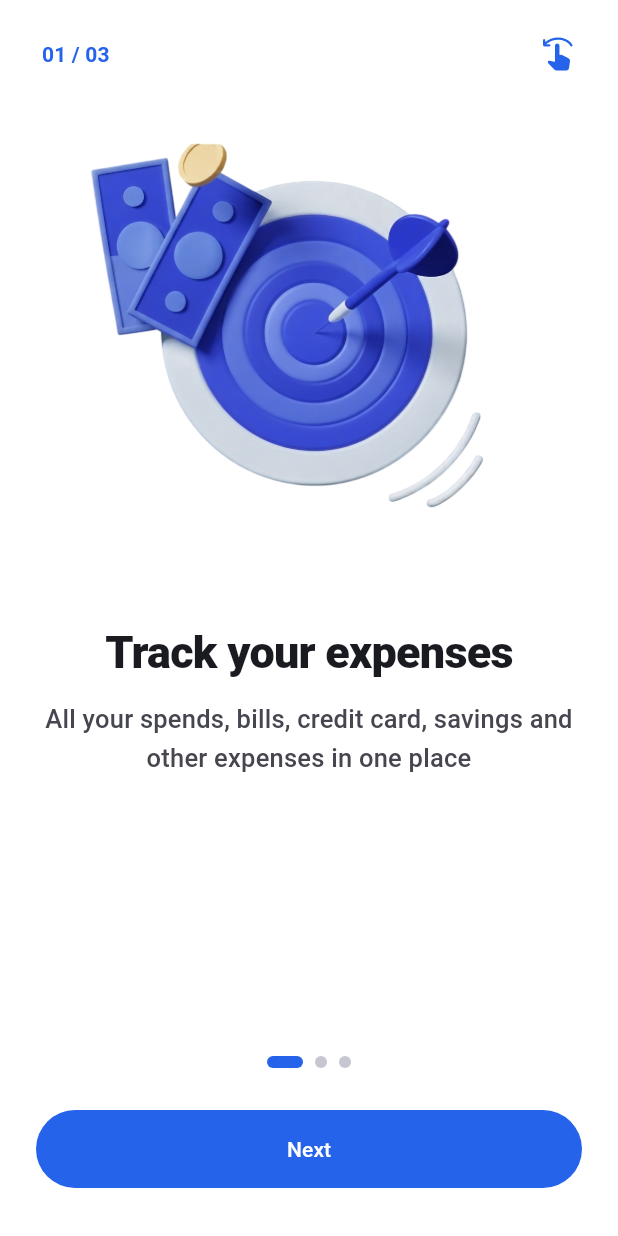
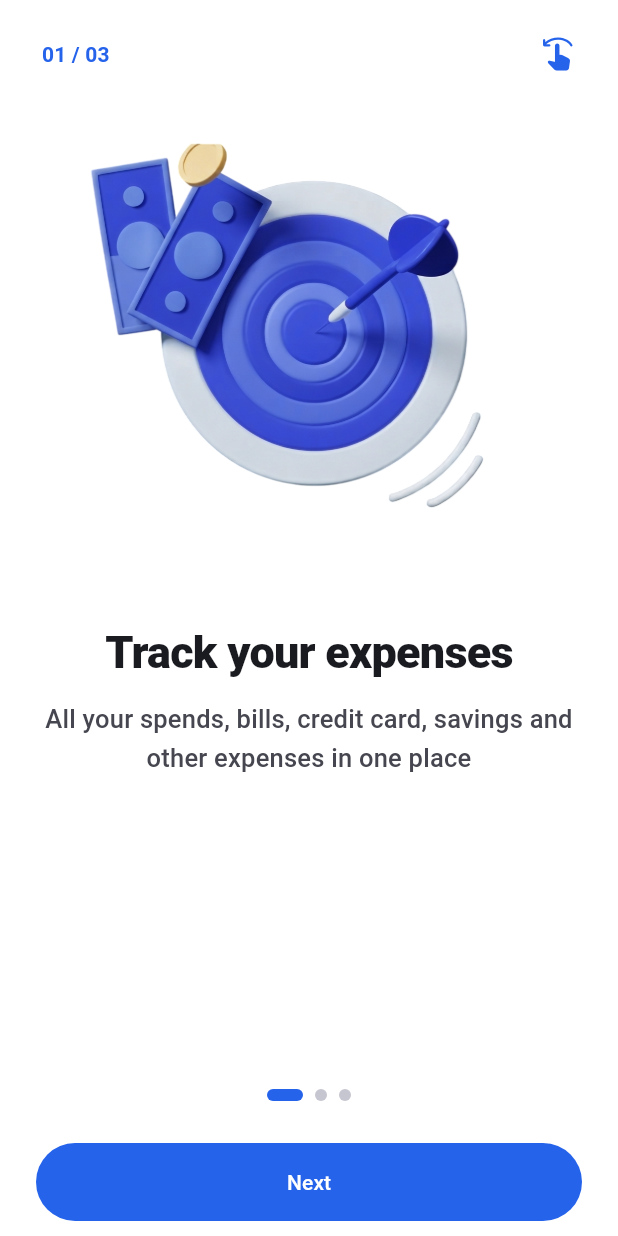
Before and after one commit to Haiderdogar/expensetracker, a Flutter app: the screen it shows after launch, on a phone screen of 412 x 824 dp. Run offline on Flutter 3.47's test engine with Material 3 defaults, Android fonts, the phone set to English and light mode, and no system bars; our stand-ins replace cloud_firestore, connectivity_plus, file_picker, firebase_auth, firebase_core, fl_chart and 9 more; missing offline and left inert: currency_picker; accounts and stored records are empty; generated files the repository leaves out were written again; project files that could hold a hidden picture were left out.

Commit message:
changes in onboarding screen

```diff
--- a/lib/views/onboarding/intro_onboarding_screen.dart
+++ b/lib/views/onboarding/intro_onboarding_screen.dart
@@ -42,7 +42,7 @@ class IntroOnboardingScreen extends StatelessWidget {
           children: [
             Expanded(child: _IntroPageView()),
             Padding(
-              padding: EdgeInsets.fromLTRB(24, 12, 24, 32),
+              padding: EdgeInsets.fromLTRB(24, 12, 24, 10),
               child: Column(
                 children: [
                   _IntroPageIndicators(),
```
